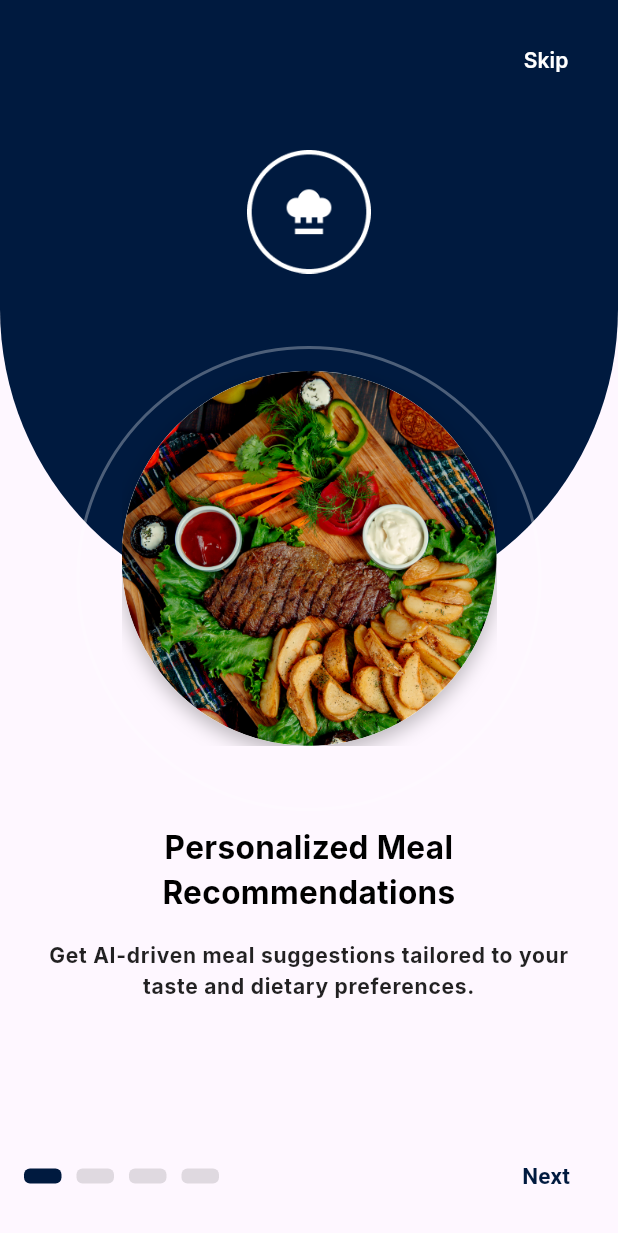
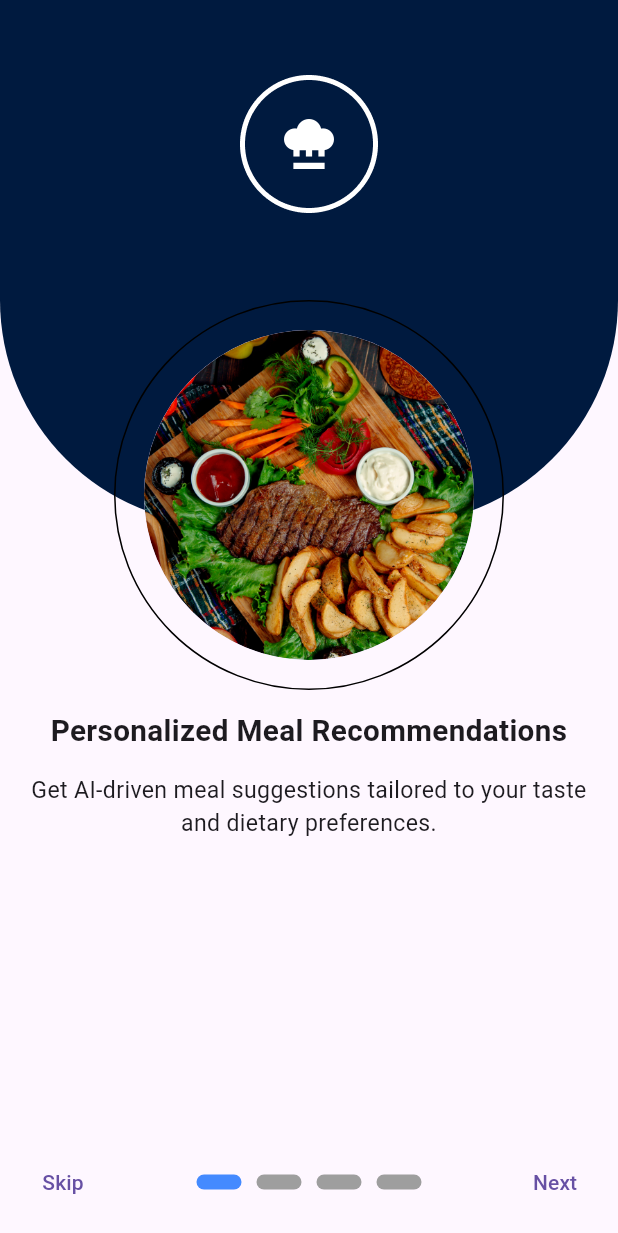
Before and after one commit to MuhammedZain15/meal_recommendation, a Flutter app: the screen it shows after launch, on a phone screen of 412 x 824 dp. Shown: the top 1233 px of the screen. Run offline on Flutter 3.47's test engine with Material 3 defaults, Android fonts, the phone set to English and light mode, and no system bars; our stand-ins replace animate_do, bloc, firebase_core, flutter_screenutil, gap, go_router and 1 more; accounts and stored records are empty.

Commit message:
update the boarding view

```diff
--- a/lib/features/onboarding/Onboarding_page_model.dart
+++ /dev/null
@@ -1,40 +0,0 @@
-import 'package:meal_recommendation/core/utils/app_images.dart';
-
-class OnboardingPageModel {
-  final String imagePath;
-  final String title;
-  final String description;
-
-  OnboardingPageModel({
-    required this.imagePath,
-    required this.title,
-    required this.description,
-  });
-}
-
-final List<OnboardingPageModel> onboardingPages = [
-  OnboardingPageModel(
-    imagePath: AppImages.food1,
-    title: "Personalized Meal Recommendations",
-    description:
-        "Get AI-driven meal suggestions tailored to your taste and dietary preferences.",
-  ),
-  OnboardingPageModel(
-    imagePath: AppImages.food2,
-    title: "AI-Powered Nutrition Guide",
-    description:
-        "Our smart AI analyzes your eating habits to provide healthier food choices.",
-  ),
-  OnboardingPageModel(
-    imagePath: AppImages.food1,
-    title: "Plan Your Meals Effortlessly",
-    description:
-        "Save time with automated meal planning based on your schedule and preferences.",
-  ),
-  OnboardingPageModel(
-    imagePath: AppImages.food2,
-    title: "Smart Grocery List Generator",
-    description:
-        "Generate a shopping list instantly based on your selected meals.",
-  ),
-];
--- /dev/null
+++ b/lib/features/onboarding/build_page_views.dart
@@ -0,0 +1,36 @@
+import 'package:flutter/material.dart';
+import 'package:meal_recommendation/core/utils/app_images.dart';
+
+import 'widgets/onboarding_page_view.dart';
+
+List<Widget> buildPageViews() {
+  return [
+    OnboardingPageView(
+      title: "Personalized Meal Recommendations",
+      description:
+          "Get AI-driven meal suggestions tailored to your taste and dietary preferences.",
+      image: AppImages.food1,
+    ),
+    OnboardingPageView(
+      title: "AI-Powered Nutrition Guide",
+      description:
+          "Our smart AI analyzes your eating habits to provide healthier food choices.",
+
+      image: AppImages.food2,
+    ),
+    OnboardingPageView(
+      title: "Plan Your Meals Effortlessly",
+      description:
+          "Save time with automated meal planning based on your schedule and preferences.",
+
+      image: AppImages.food1,
+    ),
+    OnboardingPageView(
+      title: "Smart Grocery List Generator",
+      description:
+          "Generate a shopping list instantly based on your selected meals.",
+
+      image: AppImages.food2,
+    ),
+  ];
+}
--- /dev/null
+++ b/lib/features/onboarding/widgets/navigation_button.dart
@@ -0,0 +1,51 @@
+import 'package:flutter/material.dart';
+import 'package:go_router/go_router.dart';
+
+class NavigationButton extends StatelessWidget {
+  final bool isNext;
+  final int currentPage;
+  final int totalPages;
+  final PageController pageController;
+  final String loginRoute;
+
+  const NavigationButton({
+    super.key,
+    required this.isNext,
+    required this.currentPage,
+    required this.totalPages,
+    required this.pageController,
+    required this.loginRoute,
+  });
+
+  @override
+  Widget build(BuildContext context) {
+    return TextButton(
+      onPressed: () {
+        if (isNext) {
+          if (currentPage == totalPages - 1) {
+            GoRouter.of(context).pushReplacement(loginRoute);
+          } else {
+            pageController.nextPage(
+              duration: const Duration(milliseconds: 300),
+              curve: Curves.easeInOut,
+            );
+          }
+        } else {
+          if (currentPage == 0) {
+            GoRouter.of(context).pushReplacement(loginRoute);
+          } else {
+            pageController.previousPage(
+              duration: const Duration(milliseconds: 300),
+              curve: Curves.easeInOut,
+            );
+          }
+        }
+      },
+      child: Text(
+        isNext
+            ? (currentPage == totalPages - 1 ? "Login" : "Next")
+            : (currentPage > 0 ? "Prev" : "Skip"),
+      ),
+    );
+  }
+}
--- a/lib/features/onboarding/widgets/onboarding_controls.dart
+++ /dev/null
@@ -1,149 +0,0 @@
-import 'package:flutter/material.dart';
-import 'package:meal_recommendation/core/utils/app_colors.dart';
-
-class NavigationRow extends StatelessWidget {
-  final int currentPage;
-  final int totalPages;
-  final PageController pageController;
-  final VoidCallback onLoginPressed;
-
-  const NavigationRow({
-    super.key,
-    required this.currentPage,
-    required this.totalPages,
-    required this.pageController,
-    required this.onLoginPressed,
-  });
-
-  @override
-  Widget build(BuildContext context) {
-    return Padding(
-      padding: const EdgeInsets.all(16.0),
-      child: Row(
-        mainAxisAlignment: MainAxisAlignment.spaceBetween,
-        children: [
-          if (currentPage > 0)
-            PreviousButton(pageController: pageController),
-          PageIndicators(currentPage: currentPage, totalPages: totalPages),
-          NavigationButton(
-            currentPage: currentPage,
-            totalPages: totalPages,
-            pageController: pageController,
-            onLoginPressed: onLoginPressed,
-          ),
-        ],
-      ),
-    );
-  }
-}
-
-// ======== Page Indicators ========
-class PageIndicators extends StatelessWidget {
-  final int currentPage;
-  final int totalPages;
-
-  const PageIndicators({
-    required this.currentPage,
-    required this.totalPages,
-    super.key,
-  });
-
-  @override
-  Widget build(BuildContext context) {
-    return Row(
-      children: List.generate(
-        totalPages,
-            (index) => Padding(
-          padding: const EdgeInsets.only(right: 10),
-          child: TweenAnimationBuilder<Color?>(
-            tween: ColorTween(
-              begin: Colors.black12,
-              end: currentPage == index ? AppColors.kPrimary : Colors.black12,
-            ),
-            duration: const Duration(milliseconds: 500),
-            builder: (context, color, child) {
-              return Container(
-                width: 25,
-                height: 10,
-                decoration: BoxDecoration(
-                  color: color,
-                  shape: BoxShape.rectangle,
-                  borderRadius: BorderRadius.circular(4),
-                ),
-              );
-            },
-          ),
-        ),
-      ),
-    );
-  }
-}
-
-// ======== Navigation Button (Next & Login) ========
-class NavigationButton extends StatelessWidget {
-  final int currentPage;
-  final int totalPages;
-  final PageController pageController;
-  final VoidCallback onLoginPressed;
-
-  const NavigationButton({super.key,
-    required this.currentPage,
-    required this.totalPages,
-    required this.pageController,
-    required this.onLoginPressed,
-  });
-
-  @override
-  Widget build(BuildContext context) {
-    return TextButton(
-      onPressed: () {
-        if (currentPage < totalPages - 1) {
-          pageController.nextPage(
-            duration: const Duration(milliseconds: 800),
-            curve: Curves.decelerate,
-          );
-        } else {
-          onLoginPressed();
-        }
-      },
-      child: Text(
-        currentPage == totalPages - 1 ? "Login" : "Next",
-        style: TextStyle(
-          fontWeight: FontWeight.w700,
-          fontSize: 15,
-          color: AppColors.kPrimary,
-        ),
-      ),
-    );
-  }
-}
-
-// ======== Previous Button ========
-class PreviousButton extends StatelessWidget {
-  final PageController pageController;
-
-  const PreviousButton({
-    required this.pageController,
-    super.key,
-  });
-
-  @override
-  Widget build(BuildContext context) {
-    return TextButton(
-      onPressed: () {
-        pageController.previousPage(
-          duration: const Duration(milliseconds: 800),
-          curve: Curves.decelerate,
-        );
-      },
-      child: Text(
-        "Previous",
-        style: TextStyle(
-          fontWeight: FontWeight.w700,
-          fontSize: 15,
-          color: AppColors.kPrimary,
-        ),
-      ),
-    );
-  }
-}
--- /dev/null
+++ b/lib/features/onboarding/widgets/onboarding_dot.dart
@@ -0,0 +1,21 @@
+import 'package:flutter/material.dart';
+
+class OnboardingDot extends StatelessWidget {
+  final bool isActive;
+
+  const OnboardingDot({super.key, required this.isActive});
+
+  @override
+  Widget build(BuildContext context) {
+    return AnimatedContainer(
+      duration: const Duration(milliseconds: 200),
+      margin: const EdgeInsets.symmetric(horizontal: 5),
+      height: 10,
+      width: 30,
+      decoration: BoxDecoration(
+        color: isActive ? Colors.blueAccent : Colors.grey,
+        borderRadius: BorderRadius.circular(5),
+      ),
+    );
+  }
+}
--- a/lib/features/onboarding/widgets/onboarding_image.dart
+++ /dev/null
@@ -1,59 +0,0 @@
-import 'package:flutter/material.dart';
-
-import '../Onboarding_page_model.dart';
-
-class OnboardingImage extends StatelessWidget {
-  final PageController pageController;
-  final List<OnboardingPageModel> onboardingContents;
-  final double height;
-  final double width;
-  final int currentPage;
-  final Function(int) onPageChanged;
-
-  const OnboardingImage({super.key,
-    required this.pageController,
-    required this.onboardingContents,
-    required this.height,
-    required this.width,
-    required this.currentPage,
-    required this.onPageChanged,
-  });
-
-  @override
-  Widget build(BuildContext context) {
-    return Positioned(
-      top: height * 0.30,
-      left: width * 0.5 - 125,
-      child: SizedBox(
-        height: 250,
-        width: 250,
-        child: PageView.builder(
-          controller: pageController,
-          itemCount: onboardingContents.length,
-          onPageChanged: onPageChanged,
-          itemBuilder: (context, index) {
-            return Container(
-              decoration: const BoxDecoration(
-                shape: BoxShape.circle,
-                boxShadow: [
-                  BoxShadow(
-                    color: Colors.black26,
-                    blurRadius: 10,
-                    offset: Offset(0, 5),
-                  ),
-                ],
-              ),
-              child: CircleAvatar(
-                radius: 125,
-                backgroundColor: Colors.white,
-                backgroundImage: AssetImage(
-                  onboardingContents[index].imagePath,
-                ),
-              ),
-            );
-          },
-        ),
-      ),
-    );
-  }
-}
--- /dev/null
+++ b/lib/features/onboarding/widgets/onboarding_navigation.dart
@@ -0,0 +1,53 @@
+import 'package:flutter/material.dart';
+import 'package:meal_recommendation/core/utils/app_router.dart';
+import 'package:meal_recommendation/features/onboarding/widgets/navigation_button.dart';
+
+import 'onboarding_dot.dart';
+
+class OnboardingNavigation extends StatelessWidget {
+  final int currentPage;
+  final PageController pageController;
+  final int totalPages;
+
+  const OnboardingNavigation({
+    super.key,
+    required this.currentPage,
+    required this.pageController,
+    required this.totalPages,
+  });
+
+  @override
+  Widget build(BuildContext context) {
+    return Padding(
+      padding: const EdgeInsets.symmetric(vertical: 12.0, horizontal: 10),
+      child: Row(
+        mainAxisAlignment: MainAxisAlignment.spaceBetween,
+        children: [
+          NavigationButton(
+            isNext: false,
+            currentPage: currentPage,
+            totalPages: totalPages,
+            pageController: pageController,
+            loginRoute: AppRouter.kLoginView,
+          ),
+
+          Row(
+            mainAxisAlignment: MainAxisAlignment.center,
+            children: List.generate(
+              totalPages,
+              (index) => OnboardingDot(isActive: currentPage == index),
+            ),
+          ),
+
+          NavigationButton(
+            isNext: true,
+            currentPage: currentPage,
+            totalPages: totalPages,
+            pageController: pageController,
+            loginRoute: AppRouter.kLoginView,
+          ),
+        ],
+      ),
+    );
+  }
+}
--- a/lib/features/onboarding/widgets/onboarding_page.dart
+++ /dev/null
@@ -1,48 +0,0 @@
-import 'package:flutter/material.dart';
-import 'package:meal_recommendation/core/utils/app_styles.dart';
-import '../Onboarding_page_model.dart';
-
-class OnboardingPage extends StatelessWidget {
-  final int currentPage;
-  final List<OnboardingPageModel> onboardingContents;
-  final double height;
-
-  const OnboardingPage({super.key,
-    required this.currentPage,
-    required this.onboardingContents,
-    required this.height,
-  });
-
-  @override
-  Widget build(BuildContext context) {
-    return Expanded(
-      child: Padding(
-        padding: const EdgeInsets.symmetric(horizontal: 24),
-        child: Column(
-          mainAxisAlignment: MainAxisAlignment.center,
-          children: [
-            Text(
-              onboardingContents[currentPage].title,
-              style: AppStyles.font21W700PrimaryColor.copyWith(
-                color: Colors.black,
-                fontWeight: FontWeight.bold,
-              ),
-              textAlign: TextAlign.center,
-            ),
-            SizedBox(height: height * 0.02),
-            Text(
-              onboardingContents[currentPage].description,
-              style: AppStyles.font21W700PrimaryColor.copyWith(
-                fontSize: 14,
-                color: Colors.black87,
-                letterSpacing: 0.5,
-                height: 1.5,
-              ),
-              textAlign: TextAlign.center,
-            ),
-          ],
-        ),
-      ),
-    );
-  }
-}
--- /dev/null
+++ b/lib/features/onboarding/widgets/onboarding_page_view.dart
@@ -0,0 +1,83 @@
+import 'package:flutter/material.dart';
+import 'package:flutter_screenutil/flutter_screenutil.dart';
+
+import '../../../core/utils/app_colors.dart';
+import '../../../core/utils/app_images.dart';
+
+class OnboardingPageView extends StatelessWidget {
+  final String title;
+  final String description;
+  final String image;
+
+  const OnboardingPageView({
+    super.key,
+    required this.title,
+    required this.description,
+    required this.image,
+  });
+
+  @override
+  Widget build(BuildContext context) {
+    return SingleChildScrollView(
+      child: Stack(
+        children: [
+          Container(
+            height: 350,
+            decoration: BoxDecoration(
+              color: AppColors.kPrimary,
+              borderRadius: BorderRadius.only(
+                bottomLeft: Radius.circular(150),
+                bottomRight: Radius.circular(150),
+              ),
+            ),
+            child: Align(
+              alignment: Alignment.topCenter,
+              child: Padding(
+                padding: const EdgeInsets.only(top: 50.0),
+                child: Image.asset(AppImages.logo, scale: 1.5),
+              ),
+            ),
+          ),
+          Padding(
+            padding: const EdgeInsets.only(top: 220),
+            child: Align(
+              alignment: Alignment.bottomCenter,
+              child: CircleAvatar(
+                backgroundImage: AssetImage(image),
+                radius: 110,
+              ),
+            ),
+          ),
+
+          Column(
+            children: [
+              SizedBox(height: 200),
+              Container(
+                height: 260,
+                decoration: BoxDecoration(
+                  shape: BoxShape.circle,
+                  border: Border.all(),
+                ),
+              ),
+              SizedBox(height: 13),
+              Text(
+                title,
+                style: TextStyle(fontSize: 18.sp, fontWeight: FontWeight.bold),
+                textAlign: TextAlign.center,
+              ),
+              SizedBox(height: 15),
+              Padding(
+                padding: const EdgeInsets.symmetric(horizontal: 20),
+                child: Text(
+                  description,
+                  style: TextStyle(fontSize: 14.sp),
+                  textAlign: TextAlign.center,
+                ),
+              ),
+            ],
+          ),
+        ],
+      ),
+    );
+  }
+}
--- a/lib/features/onboarding/widgets/onboarding_view_body.dart
+++ b/lib/features/onboarding/widgets/onboarding_view_body.dart
@@ -1,29 +1,23 @@
 import 'package:flutter/material.dart';
-import 'package:go_router/go_router.dart';
-import 'package:meal_recommendation/core/utils/app_images.dart';
-import 'package:meal_recommendation/core/utils/app_router.dart';
-import 'package:meal_recommendation/core/utils/app_styles.dart';
-import '../../../core/utils/app_colors.dart';
-import '../Onboarding_page_model.dart';
-import 'onboarding_controls.dart';
-import 'onboarding_image.dart';
-import 'onboarding_page.dart';
+
+import '../build_page_views.dart';
+import 'onboarding_navigation.dart';
 
 class OnboardingViewBody extends StatefulWidget {
   const OnboardingViewBody({super.key});
 
   @override
-  State<OnboardingViewBody> createState() => _OnBoardingScreenState();
+  State<OnboardingViewBody> createState() => _OnboardingViewBodyState();
 }
 
-class _OnBoardingScreenState extends State<OnboardingViewBody> {
+class _OnboardingViewBodyState extends State<OnboardingViewBody> {
+  late final PageController _pageController;
   int _currentPage = 0;
-  late PageController _pageController;
 
   @override
   void initState() {
     super.initState();
-    _pageController = PageController(initialPage: 0);
+    _pageController = PageController();
   }
 
   @override
@@ -32,132 +26,30 @@ class _OnBoardingScreenState extends State<OnboardingViewBody> {
     super.dispose();
   }
 
-  void _navigateToLogin() {
-    GoRouter.of(context).push(AppRouter.kLoginView);
-  }
-
   @override
   Widget build(BuildContext context) {
-    final Size screenSize = MediaQuery.of(context).size;
-    final double height = screenSize.height;
-    final double width = screenSize.width;
-
     return Scaffold(
       body: Stack(
         children: [
-          // Background and Border Containers
-          BackgroundColorStack(height: height, width: width),
-          // Main Content
-          SafeArea(
-            child: Column(
-              children: [
-                // Skip Button
-                SkipButton(onPressed: _navigateToLogin),
-                // Logo
-                Padding(
-                  padding: const EdgeInsets.symmetric(vertical: 20),
-                  child: Image.asset(AppImages.logo, height: height * 0.1),
-                ),
-                const Spacer(),
-                OnboardingPage(
-                  currentPage: _currentPage,
-                  onboardingContents: onboardingPages,
-                  height: height,
-                ),
-                // Navigation Row
-                NavigationRow(
-                  currentPage: _currentPage,
-                  totalPages: onboardingPages.length,
-                  pageController: _pageController,
-                  onLoginPressed: _navigateToLogin,
-                ),
-              ],
-            ),
-          ),
-          OnboardingImage(
-            pageController: _pageController,
-            onboardingContents: onboardingPages,
-            height: height,
-            width: width,
-            currentPage: _currentPage,
+          PageView(
+            controller: _pageController,
             onPageChanged: (index) {
               setState(() {
                 _currentPage = index;
               });
             },
+            children: buildPageViews(),
+          ),
+          Align(
+            alignment: Alignment.bottomCenter,
+            child: OnboardingNavigation(
+              currentPage: _currentPage,
+              pageController: _pageController,
+              totalPages: 4,
+            ),
           ),
         ],
       ),
     );
   }
 }
-
-class BackgroundColorStack extends StatelessWidget {
-  final double height;
-  final double width;
-
-  const BackgroundColorStack({
-    super.key,
-    required this.height,
-    required this.width,
-  });
-
-  @override
-  Widget build(BuildContext context) {
-    return Stack(
-      children: [
-        Positioned(
-          top: 0,
-          left: 0,
-          right: 0,
-          child: Container(
-            height: height * 0.5,
-            decoration: BoxDecoration(
-              color: AppColors.kPrimary,
-              borderRadius: BorderRadius.only(
-                bottomLeft: Radius.circular(width * 0.5),
-                bottomRight: Radius.circular(width * 0.5),
-              ),
-            ),
-          ),
-        ),
-
-        Positioned(
-          top: height * 0.28,
-          left: width * 0.5 - 155, // Centered
-          child: Container(
-            height: 310,
-            width: 310,
-            decoration: BoxDecoration(
-              shape: BoxShape.circle,
-              border: Border.all(
-                color: Colors.white.withOpacity(0.3),
-                width: 2.0,
-              ),
-            ),
-          ),
-        ),
-      ],
-    );
-  }
-}
-
-class SkipButton extends StatelessWidget {
-  final VoidCallback onPressed;
-
-  const SkipButton({super.key, required this.onPressed});
-
-  @override
-  Widget build(BuildContext context) {
-    return Align(
-      alignment: Alignment.topRight,
-      child: Padding(
-        padding: const EdgeInsets.all(16.0),
-        child: TextButton(
-          onPressed: onPressed,
-          child: Text('Skip', style: AppStyles.font14W600WhiteColor),
-        ),
-      ),
-    );
-  }
-}
```
